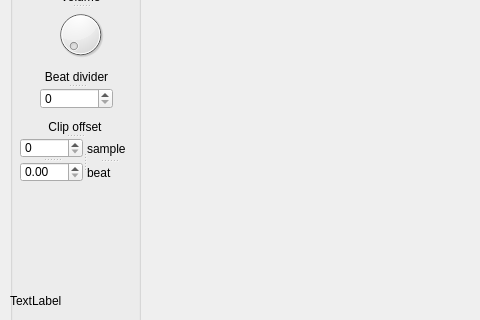
The window that gui.ui (Vampouille/superboucle) describes before a commit, drawn with Qt 5; both pictures show x 0 to 480 and y 199 to 519 of the 980 by 748 pixel window.
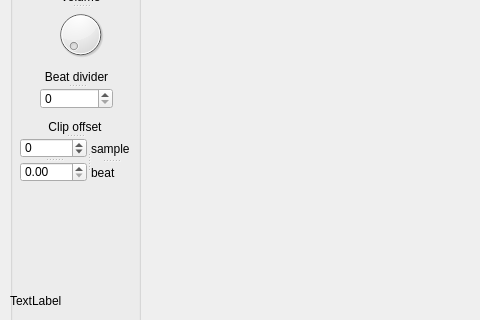
The same window after the commit.

Commit message: Add blink on gui, add master volume and fix bug on sample stop

The edit to the form file:
```diff
--- a/gui.ui
+++ b/gui.ui
@@ -54,8 +54,22 @@
        <property name="orientation">
         <enum>Qt::Vertical</enum>
        </property>
-       <widget class="QSpinBox" name="frame_offset"/>
-       <widget class="QDoubleSpinBox" name="beat_offset"/>
+       <widget class="QSpinBox" name="frame_offset">
+        <property name="minimum">
+         <number>-4410000</number>
+        </property>
+        <property name="maximum">
+         <number>4410000</number>
+        </property>
+       </widget>
+       <widget class="QDoubleSpinBox" name="beat_offset">
+        <property name="maximum">
+         <double>20.000000000000000</double>
+        </property>
+        <property name="singleStep">
+         <double>0.500000000000000</double>
+        </property>
+       </widget>
       </widget>
       <widget class="QSplitter" name="splitter_3">
        <property name="orientation">
```
Left out of the diff: 6 changed lines with no effect on the pictures. The commit also changes 3 other files.
